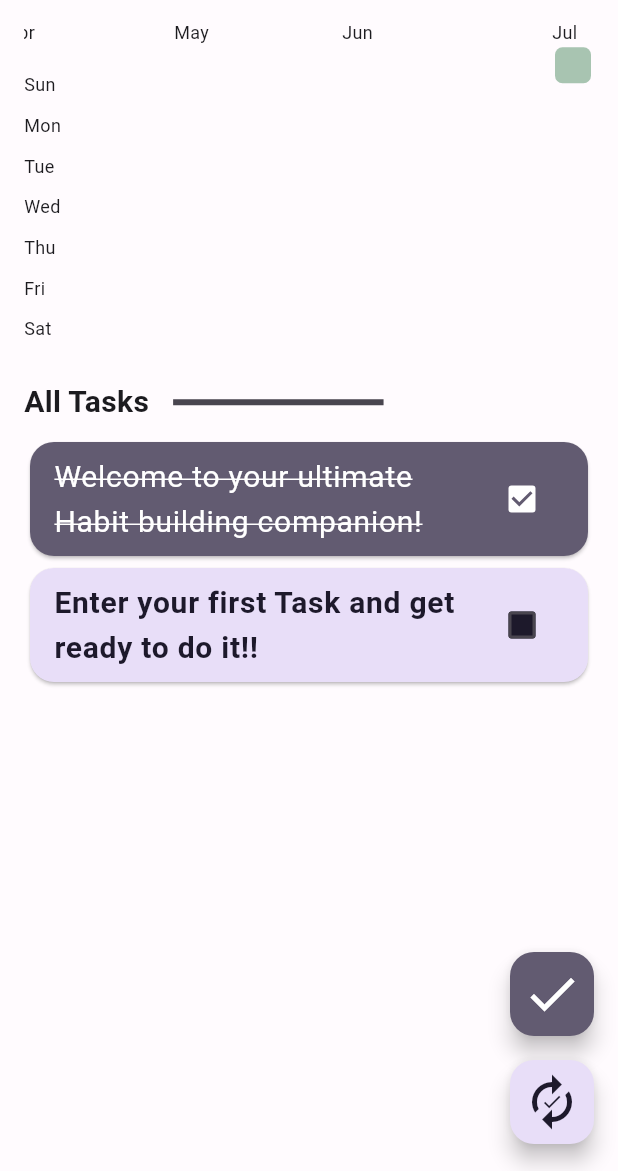
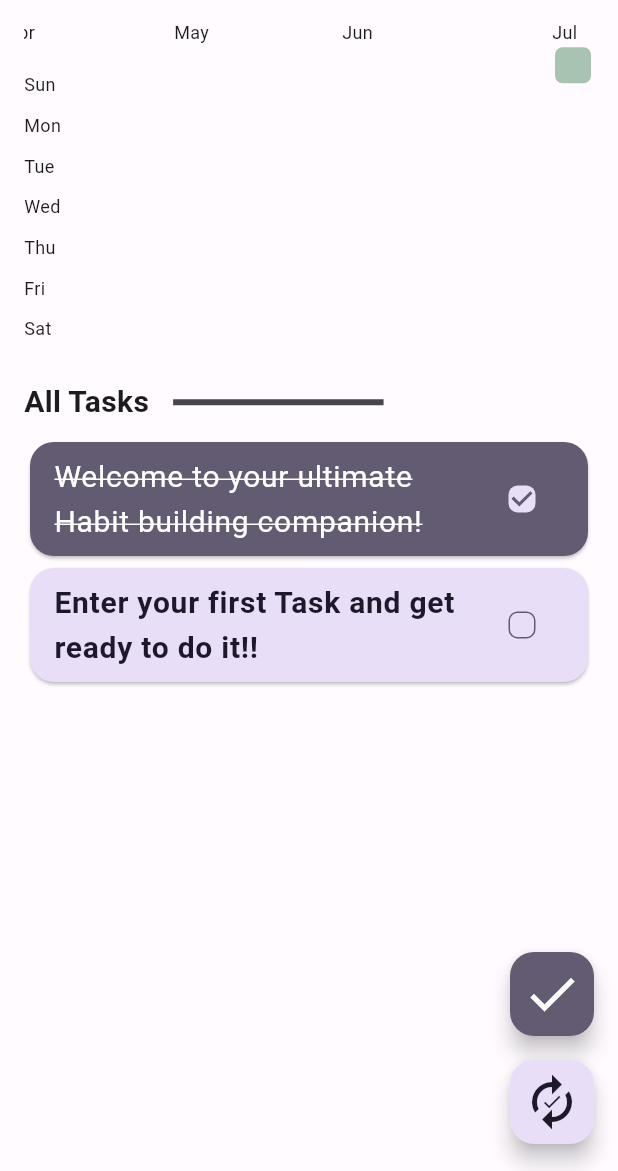
Before and after one commit to srksifat-dev/habitask, a Flutter app: the screen it shows after launch, on a phone screen of 412 x 824 dp, the part 65-1236 px from its top. Run offline on Flutter 3.47's test engine with Material 3 defaults, Android fonts, the phone set to English and light mode, and no system bars; drawn by our look-alikes of flutter_heatmap_calendar, flutter_slidable; our stand-ins replace date_format, get_storage, go_router, isar; accounts and stored records are empty; generated files the repository leaves out were written again.

Commit message:
- UI Design is slightly changed - Performance optimization

```diff
--- a/lib/common/app_textfield.dart
+++ b/lib/common/app_textfield.dart
@@ -46,17 +46,17 @@ class AppTextField extends StatelessWidget {
           border: OutlineInputBorder(
             borderRadius: BorderRadius.circular(16),
             borderSide: BorderSide(
-                color: Theme.of(context).colorScheme.onBackground, width: 2),
+                color: Theme.of(context).colorScheme.onSurface, width: 2),
           ),
           focusedBorder: OutlineInputBorder(
             borderRadius: BorderRadius.circular(16),
             borderSide: BorderSide(
-                color: Theme.of(context).colorScheme.onBackground, width: 2),
+                color: Theme.of(context).colorScheme.onSurface, width: 2),
           ),
           enabledBorder: OutlineInputBorder(
             borderRadius: BorderRadius.circular(16),
             borderSide: BorderSide(
-                color: Theme.of(context).colorScheme.onBackground, width: 1),
+                color: Theme.of(context).colorScheme.onSurface, width: 1),
           ),
           errorBorder: OutlineInputBorder(
             borderRadius: BorderRadius.circular(16),
--- a/lib/features/home/components/add_daily_task.dart
+++ b/lib/features/home/components/add_daily_task.dart
@@ -3,11 +3,11 @@ import 'package:flutter/material.dart';
 import 'package:to_be_done/service/isar_service.dart';
 
 import '../../../common/app_textfield.dart';
-import '../../../common/formate_dateTime.dart';
+import '../../../common/formate_date_time.dart';
 import '../../../models/task.dart';
 
 class AddDailyTask extends StatefulWidget {
-  AddDailyTask({required this.isVisible, Key? key}) : super(key: key);
+  AddDailyTask({required this.isVisible, super.key});
   bool isVisible;
   @override
   _AddDailyTaskState createState() => _AddDailyTaskState();
--- a/lib/features/home/components/add_habitual_task.dart
+++ b/lib/features/home/components/add_habitual_task.dart
@@ -2,11 +2,11 @@ import 'package:flutter/material.dart';
 import 'package:to_be_done/service/isar_service.dart';
 
 import '../../../common/app_textfield.dart';
-import '../../../common/formate_dateTime.dart';
+import '../../../common/formate_date_time.dart';
 import '../../../models/task.dart';
 
 class AddHabitualTask extends StatefulWidget {
-  AddHabitualTask({required this.isVisible, Key? key}) : super(key: key);
+  AddHabitualTask({required this.isVisible, super.key});
   bool isVisible;
   @override
   _AddHabitualTaskState createState() => _AddHabitualTaskState();
--- a/lib/features/home/components/edit_task.dart
+++ b/lib/features/home/components/edit_task.dart
@@ -3,11 +3,11 @@ import 'package:flutter/material.dart';
 import 'package:to_be_done/service/isar_service.dart';
 
 import '../../../common/app_textfield.dart';
-import '../../../common/formate_dateTime.dart';
+import '../../../common/formate_date_time.dart';
 import '../../../models/task.dart';
 
 class EditTask extends StatefulWidget {
-  const EditTask({required this.task, Key? key}) : super(key: key);
+  const EditTask({required this.task, super.key});
   final Task task;
 
   @override
--- a/lib/features/home/screens/home_screen.dart
+++ b/lib/features/home/screens/home_screen.dart
@@ -3,19 +3,17 @@ import 'package:flutter/rendering.dart';
 import 'package:flutter_heatmap_calendar/flutter_heatmap_calendar.dart';
 import 'package:flutter_slidable/flutter_slidable.dart';
 import 'package:get_storage/get_storage.dart';
-import 'package:to_be_done/common/formate_dateTime.dart';
+import 'package:to_be_done/common/formate_date_time.dart';
 import 'package:to_be_done/features/home/components/add_daily_task.dart';
 import 'package:to_be_done/features/home/components/add_habitual_task.dart';
 import 'package:to_be_done/features/home/components/edit_task.dart';
 import 'package:to_be_done/models/task_data.dart';
 import 'package:to_be_done/service/isar_service.dart';
-import 'package:to_be_done/theme/app_colors.dart';
-import 'package:to_be_done/theme/app_theme.dart';
 
 import '../../../models/task.dart';
 
 class HomeScreen extends StatefulWidget {
-  const HomeScreen({Key? key}) : super(key: key);
+  const HomeScreen({super.key});
 
   @override
   State<HomeScreen> createState() => _HomeScreenState();
@@ -137,7 +135,7 @@ class _HomeScreenState extends State<HomeScreen> {
                                 showColorTip: false,
                                 colorMode: ColorMode.color,
                                 textColor:
-                                    Theme.of(context).colorScheme.onBackground,
+                                    Theme.of(context).colorScheme.onSurface,
                                 datasets: resultList,
                                 defaultColor: Theme.of(context)
                                     .colorScheme
@@ -361,6 +359,7 @@ class _HomeScreenState extends State<HomeScreen> {
                                           ),
                                         ]),
                                     child: Card(
+                                      clipBehavior: Clip.antiAlias,
                                       color: task.taskType == "dt"
                                           ? Theme.of(context)
                                               .colorScheme
@@ -379,16 +378,41 @@ class _HomeScreenState extends State<HomeScreen> {
                                             : Theme.of(context)
                                                 .colorScheme
                                                 .secondaryContainer,
-                                        fillColor: task.taskType == "dt"
+                                        fillColor: task.taskType == "dt" &&
+                                                !task.isComplete
                                             ? WidgetStatePropertyAll(
                                                 Theme.of(context)
                                                     .colorScheme
-                                                    .onSecondary)
-                                            : WidgetStatePropertyAll(
-                                                Theme.of(context)
-                                                    .colorScheme
-                                                    .onSecondaryContainer),
+                                                    .onSecondaryContainer)
+                                            : task.taskType == "dt" &&
+                                                    task.isComplete
+                                                ? WidgetStatePropertyAll(
+                                                    Theme.of(context)
+                                                        .colorScheme
+                                                        .secondaryContainer)
+                                                : task.taskType == "ht" &&
+                                                        task.isComplete
+                                                    ? WidgetStatePropertyAll(
+                                                        Theme.of(context)
+                                                            .colorScheme
+                                                            .onSecondaryContainer)
+                                                    : WidgetStatePropertyAll(
+                                                        Theme.of(context)
+                                                            .colorScheme
+                                                            .secondaryContainer),
                                         value: task.isComplete,
+                                        side: BorderSide(
+                                          color: task.taskType == "dt"
+                                              ? Theme.of(context)
+                                                  .colorScheme
+                                                  .secondaryContainer
+                                              : Theme.of(context)
+                                                  .colorScheme
+                                                  .secondary,
+                                        ),
+                                        checkboxShape: RoundedRectangleBorder(
+                                            borderRadius:
+                                                BorderRadius.circular(6)),
                                         onChanged: (value) async {
                                           await isarService.editTaskStatus(
                                               task.id, value!);
--- a/lib/main.dart
+++ b/lib/main.dart
@@ -1,4 +1,3 @@
-import 'package:dynamic_color/dynamic_color.dart';
 import 'package:flutter/material.dart';
 import 'package:get_storage/get_storage.dart';
 import 'package:to_be_done/router/router.dart';
@@ -6,7 +5,7 @@ import 'package:to_be_done/service/isar_service.dart';
 import 'package:to_be_done/theme/app_colors.dart';
 import 'package:to_be_done/theme/app_theme.dart';
 
-import 'common/formate_dateTime.dart';
+import 'common/formate_date_time.dart';
 import 'models/task.dart';
 
 int? installed;
--- a/lib/service/isar_service.dart
+++ b/lib/service/isar_service.dart
@@ -1,6 +1,6 @@
 import 'package:isar/isar.dart';
 import 'package:path_provider/path_provider.dart';
-import 'package:to_be_done/common/formate_dateTime.dart';
+import 'package:to_be_done/common/formate_date_time.dart';
 import 'package:to_be_done/models/task_data.dart';
 
 import '../models/task.dart';
```
Also changed, not shown: lib/common/formate_date_time.dart (renamed from lib/common/formate_dateTime.dart).
